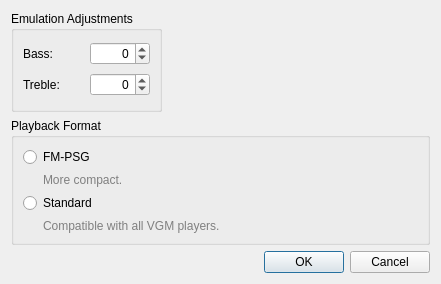
Qt form dialogs/settings/settingsdialog.ui (nirjacobson/Chromasound-Studio) before a commit.
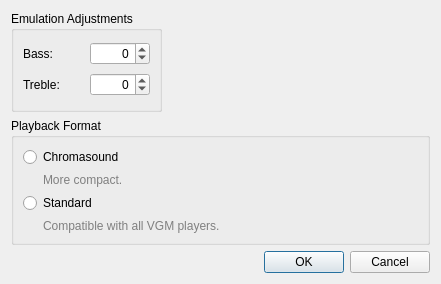
The same form after that commit.

Commit message: Chromasound rename

What changed in the file:
```diff
--- a/dialogs/settings/settingsdialog.ui
+++ b/dialogs/settings/settingsdialog.ui
@@ -117,7 +117,7 @@
         <item>
          <widget class="QRadioButton" name="fmPSGRadioButton">
           <property name="text">
-           <string>FM-PSG</string>
+           <string>Chromasound</string>
           </property>
          </widget>
         </item>
```
Left out of the diff: 4 changed lines with no effect on the pictures. The commit also changes 75 other files.
